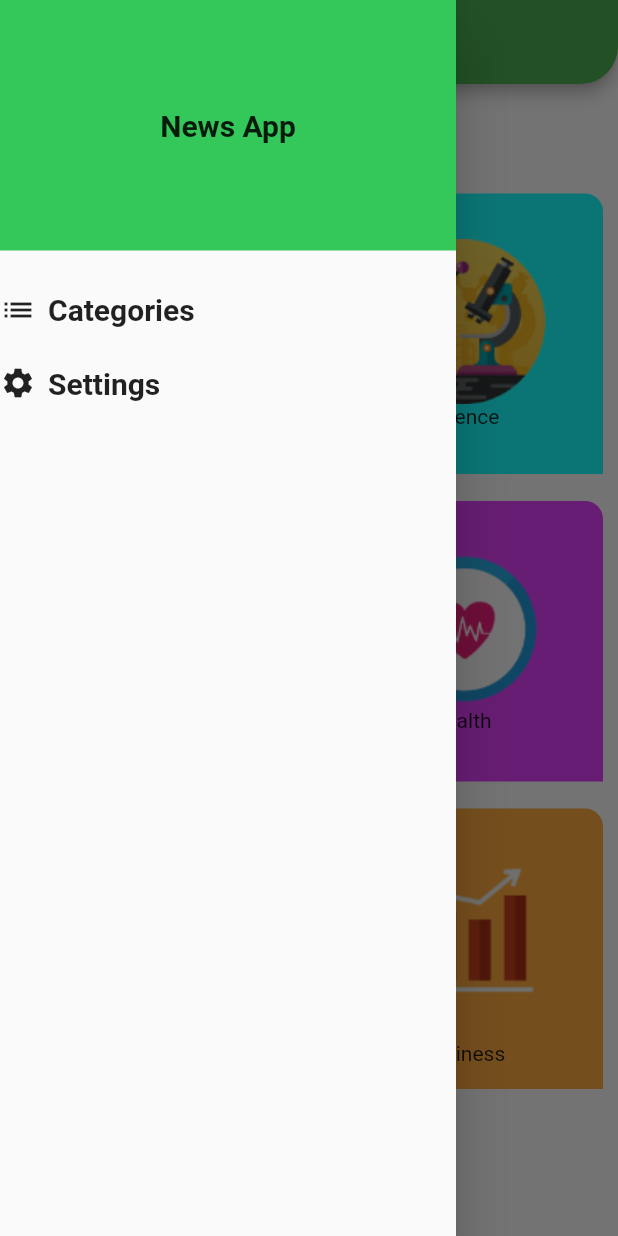
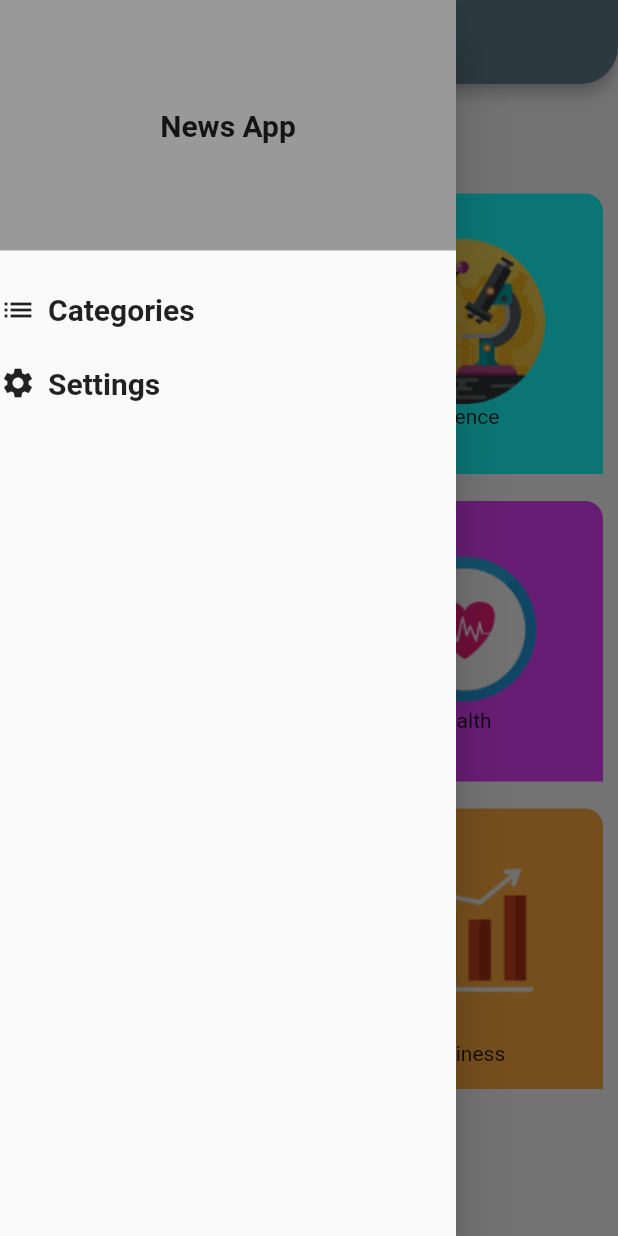
Before and after one commit to ritamagdy22/News_App_API, a Flutter app: the screen it shows after launch, with the side drawer open, on a phone screen of 412 x 824 dp. Run offline on Flutter 3.47's test engine with Material 2 defaults, Android fonts, the phone set to English and light mode, and no system bars.

Commit message:
changes appbar color

```diff
--- a/lib/Home/Drawer.dart
+++ b/lib/Home/Drawer.dart
@@ -16,7 +16,7 @@ class HomeDrawer extends StatelessWidget {
     return Column(
       children: [
         Container(
-          color: CupertinoColors.systemGreen,
+          color: CupertinoColors.inactiveGray,
           width: double.infinity,
           padding: EdgeInsets.symmetric(vertical: 64),
           child: Padding(
@@ -51,9 +51,7 @@ class HomeDrawer extends StatelessWidget {
         Padding(padding: EdgeInsets.all(5)),
         InkWell(
           onTap: () {
-
             OnItemSideMenue(settings);
-
           },
           child: Row(
             children: [
--- a/lib/model/MyTheme.dart
+++ b/lib/model/MyTheme.dart
@@ -1,11 +1,11 @@
 import 'package:flutter/material.dart';
 
 class MyTheme {
-  static Color LightPrimary = Color(0xFFB7935F);
+  static Color LightPrimary = Colors.grey;
   static Color colorwhite = Colors.white;
   static Color colorblack = Colors.black45;
   static Color green = Colors.green;
-  static Color red = Color(0xffc91c22);
+  static Color red = Colors.red;
   static Color pink = Colors.pinkAccent;
   static Color yellow = Colors.yellow;
   static Color blue = Colors.lightBlueAccent;
@@ -13,7 +13,7 @@ class MyTheme {
   static ThemeData LightTheme = ThemeData(
       primaryColor: LightPrimary,
       appBarTheme: AppBarTheme(
-        backgroundColor: Colors.green,
+        backgroundColor: Colors.blueGrey,
         shape: RoundedRectangleBorder(
             borderRadius: BorderRadius.only(
                 bottomLeft: Radius.circular(25),
--- a/lib/tabs/Tab_BAr_Container.dart
+++ b/lib/tabs/Tab_BAr_Container.dart
@@ -19,7 +19,7 @@ class _TabContainerState extends State<TabContainer> {
       child: Column(
         children: [
           TabBar(
-            indicatorColor: Colors.transparent,
+            indicatorColor: Colors.green,
             isScrollable: true,
             onTap: (index) {
               selected = index;
--- a/lib/tabs/tab_item.dart
+++ b/lib/tabs/tab_item.dart
@@ -20,8 +20,8 @@ padding: EdgeInsets.symmetric(vertical: 8, horizontal: 24),
 
       borderRadius: BorderRadius.circular(22),
       // 3shan al selected tabs n7ded lonha
-      color:  isSelected ? Theme.of(context).primaryColor: Colors.grey,
-      border: Border.all(color: Theme.of(context).primaryColor)
+      color:  isSelected ? Theme.of(context).primaryColorDark: Colors.blueGrey,
+      border: Border.all(color: Theme.of(context).focusColor)
     ),
 
     child: Text(source.name?? '',
```
